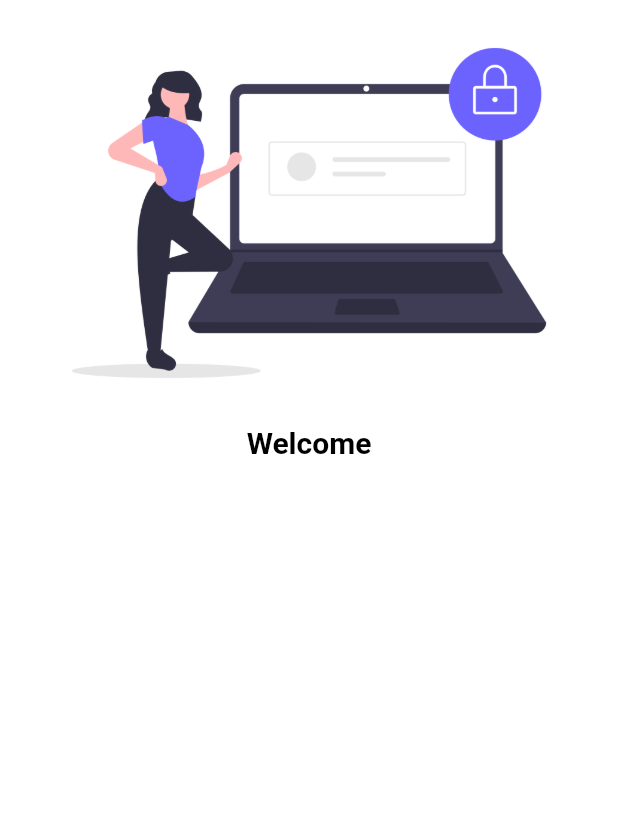
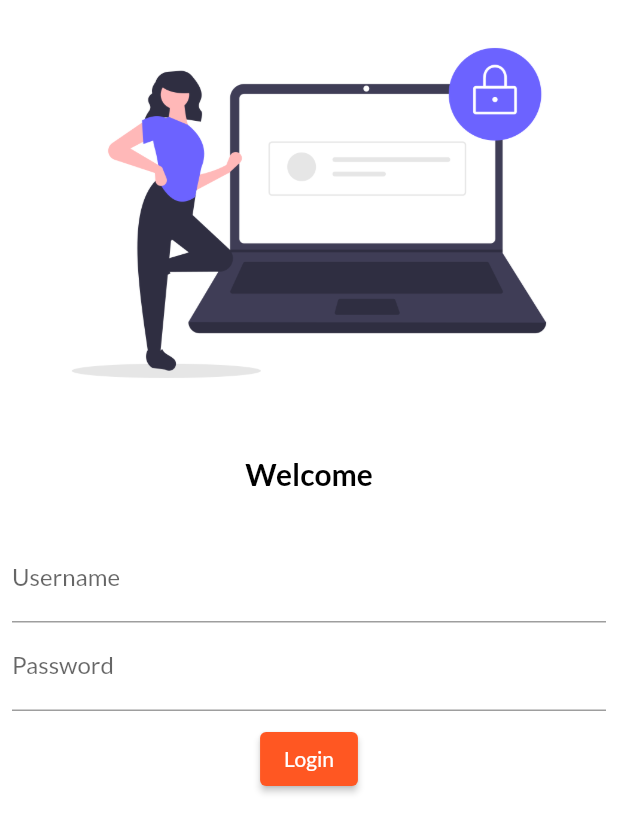
Before and after one commit to azzadpandit1122/flutter_catologe_App, a Flutter app: the screen it shows after launch, on a phone screen of 412 x 824 dp. Shown: the top 833 px of the screen. Run offline on Flutter 3.47's test engine with Material 2 defaults, Android fonts, the phone set to English and light mode, and no system bars; our stand-ins replace google_fonts.

Commit message:
login ui

```diff
--- a/lib/main.dart
+++ b/lib/main.dart
@@ -1,4 +1,5 @@
 import 'package:flutter/material.dart';
+import 'package:google_fonts/google_fonts.dart';
 import 'package:test_project/pages/home_page.dart';
 import 'package:test_project/pages/login_page.dart';
 
@@ -13,7 +14,11 @@ class MyApp extends StatelessWidget {
   Widget build(BuildContext context) {
     return MaterialApp(
       themeMode: ThemeMode.light,
-      theme: ThemeData(primarySwatch: Colors.deepOrange),
+      theme: ThemeData(
+          primarySwatch: Colors.deepOrange,
+        fontFamily: GoogleFonts.lato().fontFamily,
+        primaryTextTheme: GoogleFonts.latoTextTheme(),
+      ),
       darkTheme:
           ThemeData(brightness: Brightness.dark, primarySwatch: Colors.red),
       initialRoute: "/login",
--- a/lib/pages/login_page.dart
+++ b/lib/pages/login_page.dart
@@ -1,5 +1,7 @@
+import 'dart:developer';
+
 import 'package:flutter/material.dart';
-
+import 'package:google_fonts/google_fonts.dart';
 class LoginPage extends StatelessWidget {
   const LoginPage({Key? key}) : super(key: key);
 
@@ -10,10 +12,29 @@ class LoginPage extends StatelessWidget {
       child: Column(
         children: [
           Image.asset("assets/images/login.png",fit: BoxFit.cover,),
-
+          SizedBox(
+            height: 20.0,
+          ),
           Text("Welcome" , style: TextStyle(color: Colors.black,fontSize: 20,fontWeight: FontWeight.bold),)
-
-
+          ,SizedBox(
+            height: 20.0,
+          ),
+          Padding(
+            padding: const EdgeInsets.all(8.0),
+            child: Column(
+              children: [
+                TextFormField(
+                  decoration: InputDecoration(hintText: "Enter Username",labelText: "Username"),
+                ),
+                TextFormField(
+                  decoration: InputDecoration(hintText: "Enter Password",labelText: "Password"),
+                )
+              ],
+            ),
+          ),
+          ElevatedButton(onPressed: (){
+            log("clicked ");
+          }, child: Text("Login"),style: TextButton.styleFrom(),)
         ],
       ),
     );
```
